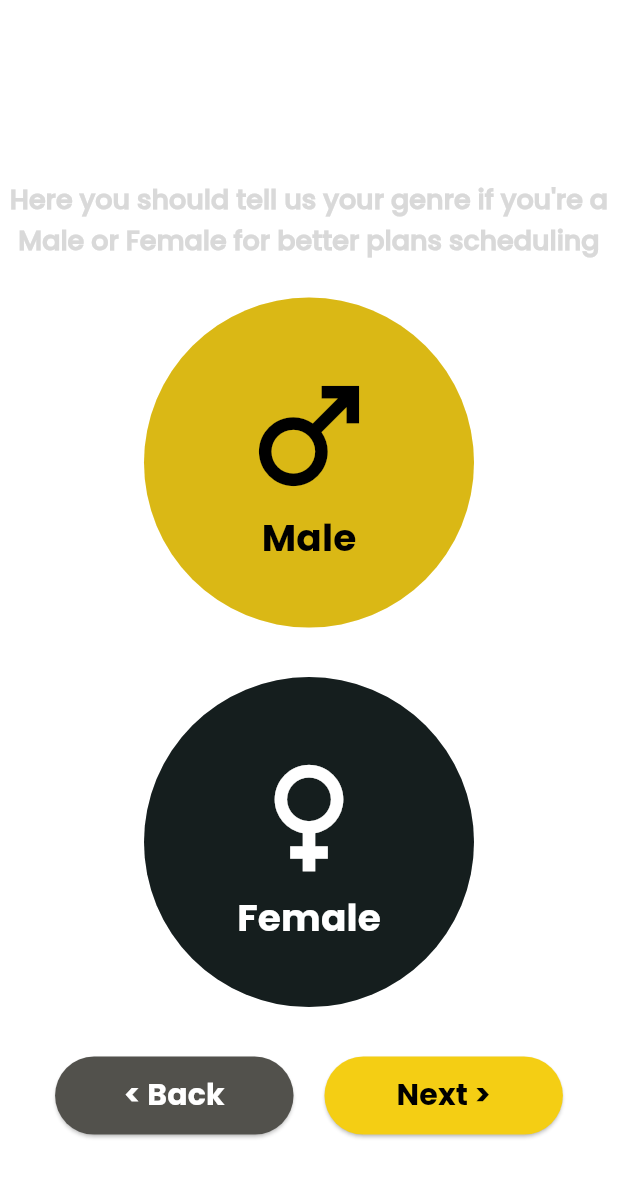
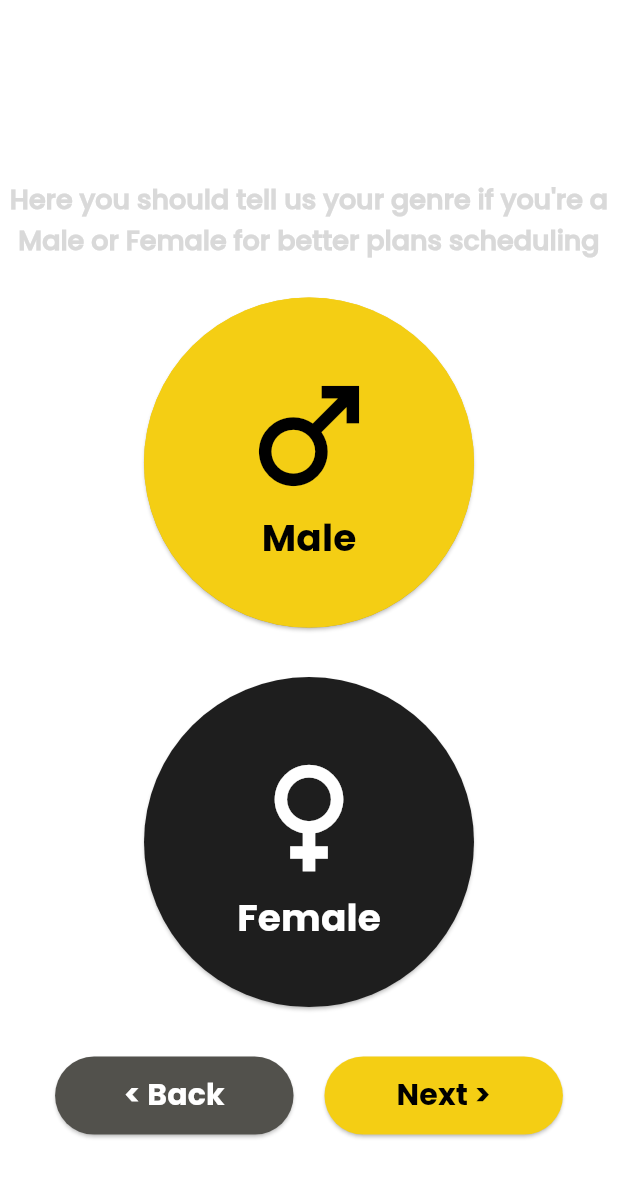
Before and after one commit to grosvenor01/GN-gym, a Flutter app: the screen it shows after launch, after a tap on "Sign Up Now >", on a phone screen of 412 x 824 dp. Shown: the top 1178 px of the screen. Run offline on Flutter 3.47's test engine with Material 3 defaults, Android fonts, the phone set to English and light mode, and no system bars; our stand-ins replace image_picker.

Commit message:
register

```diff
--- a/lib/Register.dart
+++ b/lib/Register.dart
@@ -1,4 +1,6 @@
 import 'package:flutter/material.dart';
+import 'package:gym_app/Register2.dart';
+import 'package:gym_app/landing.dart';
 
 class Register extends StatefulWidget {
   const Register({super.key});
@@ -8,15 +10,19 @@ class Register extends StatefulWidget {
 }
 
 class _RegisterState extends State<Register> {
+  var color1 = Color.fromRGBO(244, 206, 20, 1);
+  var color2 = Color.fromRGBO(30, 30, 30, 1);
+  var colorB1 = Colors.black;
+  var colorW1 = Colors.white;
   @override
   Widget build(BuildContext context) {
     return Column(
       children: [
-        SizedBox(height: MediaQuery.of(context).size.height*0.1),
+        SizedBox(height: MediaQuery.of(context).size.height * 0.1),
         const Text(
           "Tell Us About Yourself",
           style: TextStyle(
-            decoration:TextDecoration.none,
+            decoration: TextDecoration.none,
             fontFamily: "Poppins",
             fontSize: 25,
             color: Colors.white,
@@ -24,7 +30,7 @@ class _RegisterState extends State<Register> {
         ),
         const Padding(
           padding: EdgeInsets.only(left: 0),
-          child :Text(
+          child: Text(
             "Here you should tell us your genre if you're a Male or Female for better plans scheduling",
             style: TextStyle(
               decoration: TextDecoration.none,
@@ -35,100 +41,116 @@ class _RegisterState extends State<Register> {
             textAlign: TextAlign.center,
           ),
         ),
-        const SizedBox(height:25),
+        const SizedBox(height: 25),
         Container(
           height: 220,
           width: 220,
-          decoration: const BoxDecoration(color: Color.fromRGBO(244, 206, 20, 1), shape: BoxShape.circle),
-          child:
-          const Center(
-            child : ElevatedButton(
-              onPressed: null,
+          decoration: BoxDecoration(color: color1, shape: BoxShape.circle),
+          child: Center(
+            child: ElevatedButton(
+                style: ElevatedButton.styleFrom(
+                    backgroundColor: color1, shape: CircleBorder()),
+                onPressed: () => {
+                      setState(() {
+                        color1 = Color.fromRGBO(244, 206, 20, 1);
+                        color2 = Color.fromRGBO(30, 30, 30, 1);
+                        colorB1 = Colors.black;
+                        colorW1 = Colors.white;
+                      })
+                    },
                 child: Center(
                   child: Column(
                       mainAxisAlignment: MainAxisAlignment.center,
                       crossAxisAlignment: CrossAxisAlignment.center,
                       children: [
-                    Icon(Icons.male, color: Colors.black, size: 100),
+                        Icon(Icons.male, color: colorB1, size: 100),
                         Text(
                           "Male",
                           style: TextStyle(
                             fontFamily: "Poppins",
                             fontSize: 25,
-                        color: Colors.black,
+                            color: colorB1,
                           ),
                         ),
-                  ]
-                ),
+                      ]),
                 )),
           ),
         ),
-        const SizedBox(height:33),
+        const SizedBox(height: 33),
         Container(
           height: 220,
           width: 220,
-          decoration: const BoxDecoration(
-              color: Color.fromRGBO(20, 30, 30, 1), shape: BoxShape.circle),
-          child: const ElevatedButton(
-              onPressed: null,
+          child: ElevatedButton(
+              style: ElevatedButton.styleFrom(
+                  backgroundColor: color2, shape: CircleBorder()),
+              onPressed: () => {
+                    setState(() {
+                      color2 = Color.fromRGBO(244, 206, 20, 1);
+                      color1 = Color.fromRGBO(30, 30, 30, 1);
+                      colorW1 = Colors.black;
+                      colorB1 = Colors.white;
+                    })
+                  },
               child: Center(
                 child: Column(
                     crossAxisAlignment: CrossAxisAlignment.center,
                     mainAxisAlignment: MainAxisAlignment.center,
                     children: [
-                  Icon(Icons.female, color: Colors.white, size: 100),
+                      Icon(Icons.female, color: colorW1, size: 100),
                       Text(
                         "Female",
                         style: TextStyle(
                           fontFamily: "Poppins",
                           fontSize: 25,
-                      color: Colors.white,
+                          color: colorW1,
                         ),
                       ),
                     ]),
               )),
         ),
-        const SizedBox(height:33),
+        const SizedBox(height: 33),
         Row(
           mainAxisAlignment: MainAxisAlignment.center,
           children: [
             Container(
-              height:52 ,
+              height: 52,
               width: 159,
               child: ElevatedButton(
-                onPressed: () =>{},
+                onPressed: () => {
+                  Navigator.push(context,
+                      MaterialPageRoute(builder: (context) => Landing()))
+                },
                 style: ElevatedButton.styleFrom(
                     backgroundColor: Color.fromRGBO(82, 81, 76, 1),
-                  shape: RoundedRectangleBorder(borderRadius: BorderRadius.circular(30))
-                ),
-                child:  const Text(
-                  "< Back",
+                    shape: RoundedRectangleBorder(
+                        borderRadius: BorderRadius.circular(30))),
+                child: const Text("< Back",
                     style: TextStyle(
                         color: Colors.white,
                         fontFamily: "Poppins",
-                    fontSize: 20
-                  )
+                        fontSize: 20)),
               ),
             ),
+            SizedBox(
+              width: MediaQuery.of(context).size.width * 0.05,
             ),
-            SizedBox(width: MediaQuery.of(context).size.width*0.05,),
             Container(
-              height:52 ,
+              height: 52,
               width: 159,
               child: ElevatedButton(
-                onPressed: () =>{},
+                onPressed: () => {
+                  Navigator.push(context,
+                      MaterialPageRoute(builder: (context) => Register2()))
+                },
                 style: ElevatedButton.styleFrom(
                     backgroundColor: Color.fromRGBO(244, 206, 20, 1),
-                  shape: RoundedRectangleBorder(borderRadius: BorderRadius.circular(30))
-                ),
-                child:  const Text(
-                  "Next >",
+                    shape: RoundedRectangleBorder(
+                        borderRadius: BorderRadius.circular(30))),
+                child: const Text("Next >",
                     style: TextStyle(
                         color: Colors.black,
                         fontFamily: "Poppins",
-                    fontSize: 20
-                  )
-                ),
+                        fontSize: 20)),
               ),
             ),
           ],
--- a/pubspec.yaml
+++ b/pubspec.yaml
@@ -19,7 +19,7 @@ publish_to: 'none' # Remove this line if you wish to publish to pub.dev
 version: 1.0.0+1
 
 environment:
-  sdk: '>=3.1.0 <4.0.0'
+  sdk: '>=3.4.2 <4.0.0'
 
 # Dependencies specify other packages that your package needs in order to work.
 # To automatically upgrade your package dependencies to the latest versions
@@ -31,9 +31,7 @@ dependencies:
   flutter:
     sdk: flutter
 
-
-  # The following adds the Cupertino Icons font to your application.
-  # Use with the CupertinoIcons class for iOS style icons.
+  image_picker: ^1.1.2
   cupertino_icons: ^1.0.2
 
 dev_dependencies:
```
Also changed, not shown: lib/Register7.dart (+8 -4 lines), pubspec.lock, 5 other files. Lines whose indentation alone changed are shown as unchanged.
